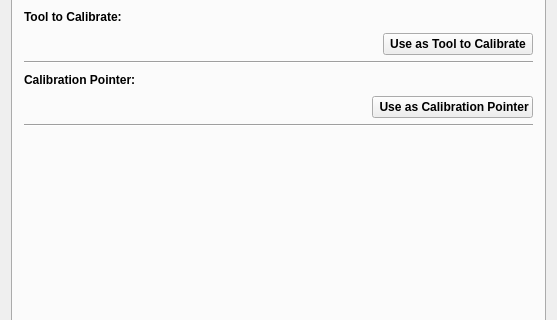
This is Plugins/org.mitk.gui.qt.igttracking/src/internal/QmitkIGTNavigationToolCalibrationControls.ui in zhaomengxiao/LancetMITK as Qt 5 draws it before an edit; both pictures show x 0 to 557 and y 268 to 588 of the 557 by 958 pixel window. The edited form follows.
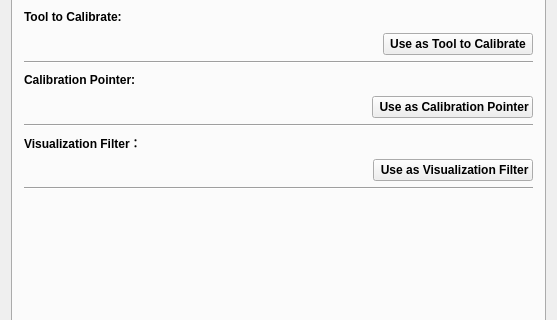
This is the edited form. Icons and pictures are not drawn. Custom widgets are drawn as their Qt base class.

Commit message:
Improve reference filter and NavigationToolCalibration
1. reference filter now can be set during tracking
2. NavigationToolCalibration, Tool LandMark Calibaration now can  run landmark registration and set matrix to navigatioin tool and visualize filter when tracking is running,also can save the matrix to toolstorage.

Diff of the .ui file:
```diff
--- a/Plugins/org.mitk.gui.qt.igttracking/src/internal/QmitkIGTNavigationToolCalibrationControls.ui
+++ b/Plugins/org.mitk.gui.qt.igttracking/src/internal/QmitkIGTNavigationToolCalibrationControls.ui
@@ -253,6 +253,80 @@
          </item>
         </layout>
        </item>
+       <item>
+        <widget class="Line" name="line_8">
+         <property name="orientation">
+          <enum>Qt::Horizontal</enum>
+         </property>
+        </widget>
+       </item>
+       <item>
+        <layout class="QHBoxLayout" name="horizontalLayout_21">
+         <item>
+          <widget class="QLabel" name="label_21">
+           <property name="minimumSize">
+            <size>
+             <width>120</width>
+             <height>0</height>
+            </size>
+           </property>
+           <property name="text">
+            <string>Visualization Filter：</string>
+           </property>
+          </widget>
+         </item>
+         <item>
+          <spacer name="horizontalSpacer_13">
+           <property name="orientation">
+            <enum>Qt::Horizontal</enum>
+           </property>
+           <property name="sizeHint" stdset="0">
+            <size>
+             <width>40</width>
+             <height>20</height>
+            </size>
+           </property>
+          </spacer>
+         </item>
+         <item>
+          <widget class="QLabel" name="m_FilterLabel">
+           <property name="text">
+            <string>&lt;none&gt;</string>
+           </property>
+          </widget>
+         </item>
+        </layout>
+       </item>
+       <item>
+        <layout class="QHBoxLayout" name="horizontalLayout_22">
+         <item>
+          <spacer name="horizontalSpacer_14">
+           <property name="orientation">
+            <enum>Qt::Horizontal</enum>
+           </property>
+           <property name="sizeHint" stdset="0">
+            <size>
+             <width>40</width>
+             <height>20</height>
+            </size>
+           </property>
+          </spacer>
+         </item>
+         <item>
+          <widget class="QPushButton" name="m_SetVisFilter">
+           <property name="minimumSize">
+            <size>
+             <width>150</width>
+             <height>0</height>
+            </size>
+           </property>
+           <property name="text">
+            <string> Use as Visualization Filter</string>
+           </property>
+          </widget>
+         </item>
+        </layout>
+       </item>
        <item>
         <widget class="Line" name="line_7">
          <property name="orientation">
```
The commit also changes 5 other files.
